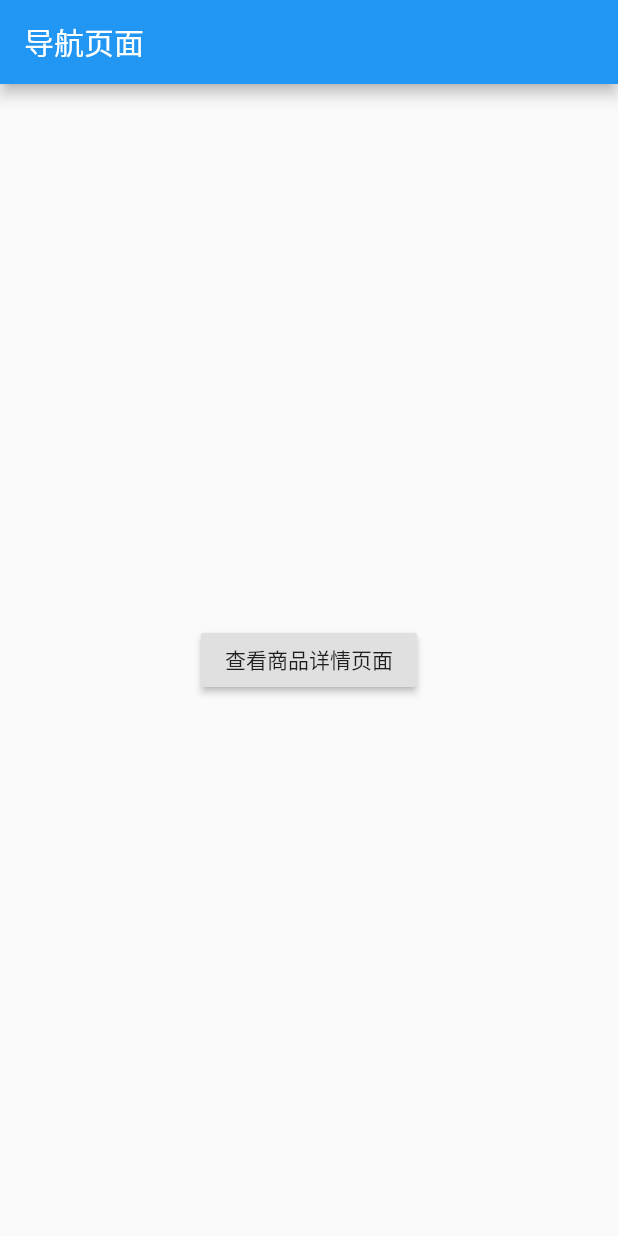
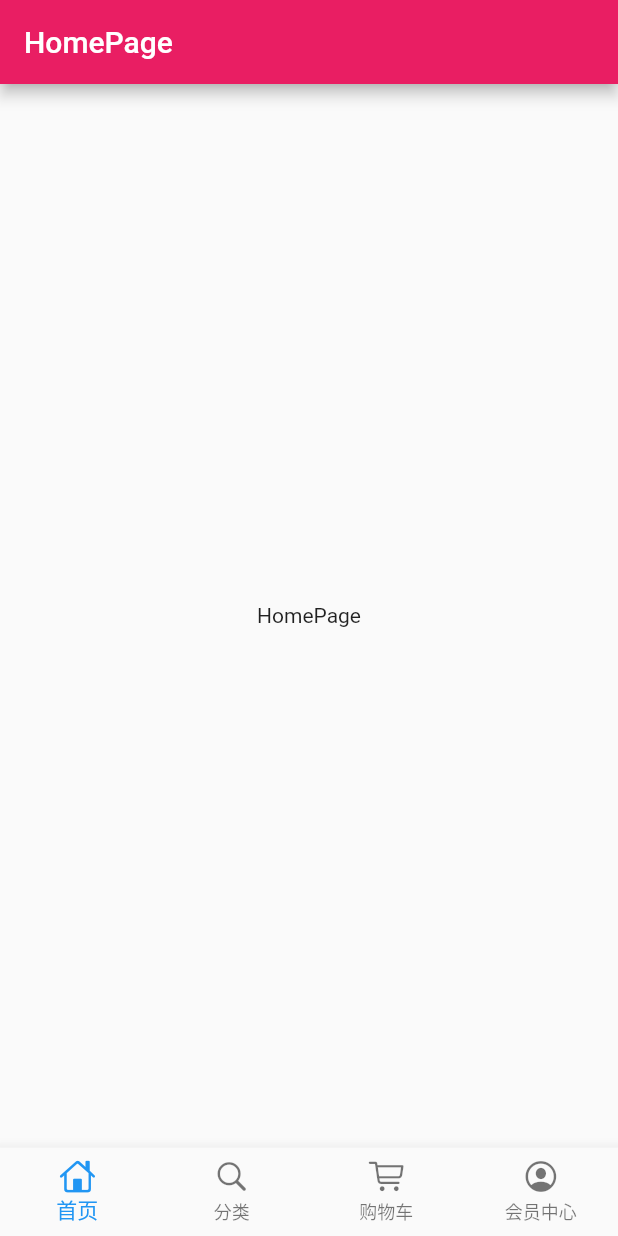
Before and after one commit to panhonghang/flutter-learning, a Flutter app: the screen it shows after launch, on a phone screen of 412 x 824 dp. Run offline on Flutter 3.47's test engine with Material 2 defaults, Android fonts, the phone set to English and light mode, and no system bars; our stand-ins replace audioplayers, cookie_jar, dio, fluro.

Commit message:
flutter底部导航

```diff
--- a/task1/lib/main.dart
+++ b/task1/lib/main.dart
@@ -1,158 +1,21 @@
 import 'package:flutter/material.dart';
-// import 'pages/home_screen.dart';
-// import 'pages/email_screen.dart';
-// import 'pages/pages_screen.dart';
-// import 'pages/airplay_screen.dart';
+import 'pages/index_pages.dart';
 
-class Product{
-  final String title;
-  final String description;
-  Product(this.title , this.description);
-}
 
-void main() =>runApp(MyApp());
-// 声明MyApp类
-class MyApp extends StatelessWidget{
-  //重写build方法
+void main()=>runApp(MyApp());
+
+class MyApp extends StatelessWidget {
   @override
-  Widget build(BuildContext context){
-    //返回一个Material风格的组件
-   return MaterialApp(
-      title:'Welcome to Flutteraa',
-      home:Scaffold(
-        //在主体的中间区域，添加一个hello world 的文本
-        body:Center(
-          // child: BottomNavigationWidget()
-          child: FirstScreen(),
+  Widget build(BuildContext context) {
+    return Container(
+      child: MaterialApp(
+        title:'百姓生活+',
+        debugShowCheckedModeBanner: false,
+        theme: ThemeData(
+          primaryColor:Colors.pink
         ),
+        home:IndexPage()
       ),
     );
   }
 }
-
-class FirstScreen extends StatelessWidget{
-  @override
-  Widget build(BuildContext context){
-    return new Scaffold(
-      appBar: AppBar(title:Text('导航页面')),
-      body:Center(
-        child:RaisedButton(
-          child:Text('查看商品详情页面'),
-          onPressed: (){
-            Navigator.push(context,new  MaterialPageRoute(
-              builder:(context) =>new SecondScreen())
-            );
-          },
-        )
-      )
-    );
-  }
-}
-
-class SecondScreen extends StatelessWidget{
-  @override
-  Widget build(BuildContext context){
-    return Scaffold(
-      appBar:AppBar(title:Text('技术胖商品详情页')),
-      body:Center(child:RaisedButton(
-        child:RaisedButton(
-          child:Text('返回'),
-          onPressed: (){
-            Navigator.pop(context);
-          },
-        ), onPressed: () {},
-      ))
-    );
-  }
-}
-
-// class ProductList extends StatelessWidget {
-//   @override
-//   Widget build(BuildContext context) {
-//     return Container(
-
-//     );
-//   }
-// }
-
-
-
-// /* 底部导航 */
-// class BottomNavigationWidget extends StatefulWidget {
-//   _BottomNavigationWidgetState createState() => _BottomNavigationWidgetState();
-// }
-
-// class _BottomNavigationWidgetState extends State<BottomNavigationWidget> {
-//   final _BottomNavigationColor = Colors.blue;
-//   int _currentIndex = 0;
-//   List<Widget> list = List();
-
-//   @override
-//   void initState(){
-//     list
-//       ..add(HomeScreen())
-//       ..add(EmailScreen())
-//       ..add(PagesScreen())
-//       ..add(AirplayScreen());
-//     super.initState();
-//   }
-
-//   @override
-//   Widget build(BuildContext context) {
-//      return Scaffold(
-//        body: list[_currentIndex],
-//        bottomNavigationBar: BottomNavigationBar(
-//          items: [
-//            BottomNavigationBarItem(
-//              icon:Icon(
-//                Icons.home,
-//                color:_BottomNavigationColor,
-//              ),
-//              title:Text(
-//                'Home',
-//                style:TextStyle(color:_BottomNavigationColor)
-//              )
-//            ),
-//            BottomNavigationBarItem(
-//              icon:Icon(
-//                Icons.email,
-//                color:_BottomNavigationColor,
-//              ),
-//              title:Text(
-//                'Email',
-//                style:TextStyle(color:_BottomNavigationColor)
-//              )
-//            ),
-//            BottomNavigationBarItem(
-//              icon:Icon(
-//                Icons.pages,
-//                color:_BottomNavigationColor,
-//              ),
-//              title:Text(
-//                'Pages',
-//                style:TextStyle(color:_BottomNavigationColor)
-//              )
-//            ),
-//            BottomNavigationBarItem(
-//              icon:Icon(
-//                Icons.airplay,
-//                color:_BottomNavigationColor,
-//              ),
-//              title:Text(
-//                'AipPlay',
-//                style:TextStyle(color:_BottomNavigationColor)
-//              )
-//            ),
-//          ],
-//          currentIndex:_currentIndex,
-//          onTap:(int index){
-//            print(index);
-//            setState((){
-//              _currentIndex= index;
-//            });
-//          },
-//          type:BottomNavigationBarType.fixed
-//        ),
-//      );
-//   }
-// }
--- a/task1/lib/pages/email_screen.dart
+++ b/task1/lib/pages/car_page.dart
@@ -1,14 +1,14 @@
 import 'package:flutter/material.dart';
 
-class EmailScreen extends StatelessWidget {
+class CarPage extends StatelessWidget {
   @override
   Widget build(BuildContext context) {
     return Scaffold(
       appBar:AppBar(
-        title: Text('Email'),
+        title: Text('CarPage'),
       ),
       body:Center(
-        child: Text('Email'),
+        child: Text('CarPage'),
       )
     );
   }
--- a/task1/lib/pages/pages_screen.dart
+++ b/task1/lib/pages/category_page.dart
@@ -1,14 +1,14 @@
 import 'package:flutter/material.dart';
 
-class PagesScreen extends StatelessWidget {
+class CategoryPage extends StatelessWidget {
   @override
   Widget build(BuildContext context) {
     return Scaffold(
       appBar:AppBar(
-        title: Text('Pages'),
+        title: Text('CategoryPage'),
       ),
       body:Center(
-        child: Text('Pages'),
+        child: Text('CategoryPage'),
       )
     );
   }
--- a/task1/lib/pages/airplay_screen.dart
+++ b/task1/lib/pages/home_page.dart
@@ -1,14 +1,14 @@
 import 'package:flutter/material.dart';
 
-class AirplayScreen extends StatelessWidget {
+class HomePage extends StatelessWidget {
   @override
   Widget build(BuildContext context) {
     return Scaffold(
       appBar:AppBar(
-        title: Text('Airplay'),
+        title: Text('HomePage'),
       ),
       body:Center(
-        child: Text('Airplay'),
+        child: Text('HomePage'),
       )
     );
   }
--- /dev/null
+++ b/task1/lib/pages/index_pages.dart
@@ -0,0 +1,75 @@
+import 'package:flutter/material.dart';
+import 'package:flutter/cupertino.dart';
+import 'car_page.dart';
+import 'category_page.dart';
+import 'home_page.dart';
+import 'member_page.dart';
+
+
+class IndexPage extends StatefulWidget {
+  @override
+  _IndexPageState createState() => _IndexPageState();
+}
+
+class _IndexPageState extends State<IndexPage> {
+  // 底部导航的元素列表
+  final List<BottomNavigationBarItem> bottomTabs =[
+    BottomNavigationBarItem(
+      icon: Icon(CupertinoIcons.home),
+      title: Text('首页'),
+    ),
+    BottomNavigationBarItem(
+      icon: Icon(CupertinoIcons.search),
+      title: Text('分类'),
+    ),
+    BottomNavigationBarItem(
+      icon: Icon(CupertinoIcons.shopping_cart),
+      title: Text('购物车'),
+    ),
+    BottomNavigationBarItem(
+      icon: Icon(CupertinoIcons.profile_circled),
+      title: Text('会员中心'),
+    ),
+  ];
+
+// 展示页
+  final List tabBody = [
+    HomePage(),
+    CarPage(),
+    CategoryPage(),
+    MemberPage()
+  ];
+// 初始值
+  int current = 0;
+  var currentPage;
+
+  @override
+  // 与react的state用法一样
+  void initState() {
+    // 初始值
+    currentPage=tabBody[current];
+    super.initState();
+  }
+
+  @override
+  Widget build(BuildContext context) {
+    return Scaffold(
+      backgroundColor: Color.fromRGBO(244, 245, 245, 1.0),
+      // 底部导航
+      bottomNavigationBar: BottomNavigationBar(
+        type: BottomNavigationBarType.fixed,
+        currentIndex: current,
+        items: bottomTabs,
+        // 点击事件
+        onTap: (index){
+          // 修改state
+          setState(() {
+           current = index;
+           currentPage = tabBody[current];
+          });
+        },
+      ),
+      body: currentPage,
+    );
+  }
+}
--- a/task1/lib/pages/home_screen.dart
+++ b/task1/lib/pages/member_page.dart
@@ -1,14 +1,14 @@
 import 'package:flutter/material.dart';
 
-class HomeScreen extends StatelessWidget {
+class MemberPage extends StatelessWidget {
   @override
   Widget build(BuildContext context) {
     return Scaffold(
       appBar:AppBar(
-        title: Text('HOME'),
+        title: Text('MemberPage'),
       ),
       body:Center(
-        child: Text('HOME'),
+        child: Text('MemberPage'),
       )
     );
   }
```
Also changed, not shown: task1/lib/main1.dart (deleted, +0 -333 lines).
